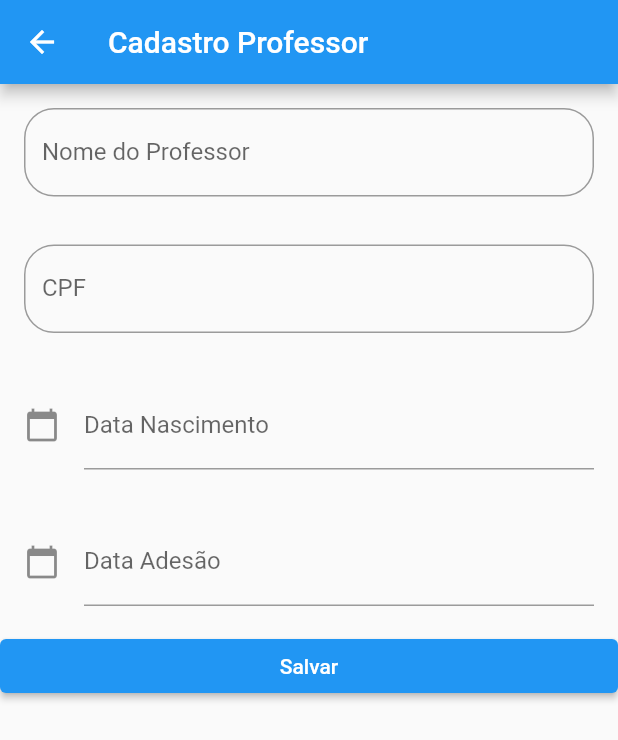
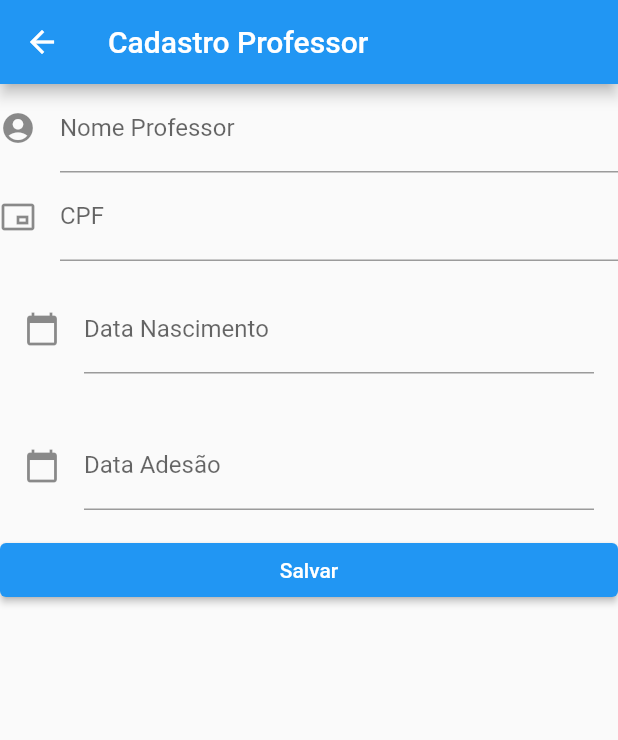
Before and after one commit to rofontin/notas_frequencias_flutter, a Flutter app: the CadastroProfessorPage screen opened directly with empty values, on a phone screen of 412 x 824 dp. Shown: the top 740 px of the screen. Run offline on Flutter 3.47's test engine with Material 2 defaults, Android fonts, the phone set to English and light mode, and no system bars; our stand-ins replace sqflite; accounts and stored records are empty.

Commit message:
ajustes layout professor

```diff
--- a/lib/ui/pages/professor/cadastro_professor_page.dart
+++ b/lib/ui/pages/professor/cadastro_professor_page.dart
@@ -9,7 +9,8 @@ class CadastroProfessorPage extends StatefulWidget {
   final Professor? professor;
   final Turma turma;
 
-  const CadastroProfessorPage({Key? key, this.professor,required this.turma}) : super(key: key);
+  const CadastroProfessorPage({Key? key, this.professor, required this.turma})
+      : super(key: key);
 
   @override
   State<CadastroProfessorPage> createState() => _CadastroProfessorPageState();
@@ -38,8 +39,19 @@ class _CadastroProfessorPageState extends State<CadastroProfessorPage> {
       ),
       body: ListView(
         children: [
-          CampoTexto(controller: _nomeController, texto: "Nome do Professor"),
-          CampoTexto(controller: _cpfController, texto: "CPF"),
+          TextField(
+              controller: _nomeController,
+              decoration: const InputDecoration(
+                icon: Icon(Icons.account_circle),
+                labelText: 'Nome Professor',
+              )),
+          TextField(
+              controller: _cpfController,
+              decoration: const InputDecoration(
+                icon: Icon(
+                    Icons.picture_in_picture_alt_outlined),
+                labelText: 'CPF',
+              )),
           CampoData(
               controller: _dataNascimentoController,
               texto: "Data Nascimento",
@@ -50,7 +62,8 @@ class _CadastroProfessorPageState extends State<CadastroProfessorPage> {
               texto: "Data Adesão",
               inicio: 2000,
               fim: 2100),
-          ElevatedButton(onPressed: _salvarProfessor, child: const Text('Salvar')),
+          ElevatedButton(
+              onPressed: _salvarProfessor, child: const Text('Salvar')),
         ],
       ),
     );
@@ -62,11 +75,12 @@ class _CadastroProfessorPageState extends State<CadastroProfessorPage> {
       _professorHelper.alterar(widget.professor!);
     } else {
       _professorHelper.inserir(Professor(
-          nome: _nomeController.text,
-          cpf: _cpfController.text,
-          dataNascimento: _dataNascimentoController.text,
-          dataAdesao: _dataAdesaoController.text,
-          turma: widget.turma,));
+        nome: _nomeController.text,
+        cpf: _cpfController.text,
+        dataNascimento: _dataNascimentoController.text,
+        dataAdesao: _dataAdesaoController.text,
+        turma: widget.turma,
+      ));
     }
     Navigator.pop(context);
   }
```
